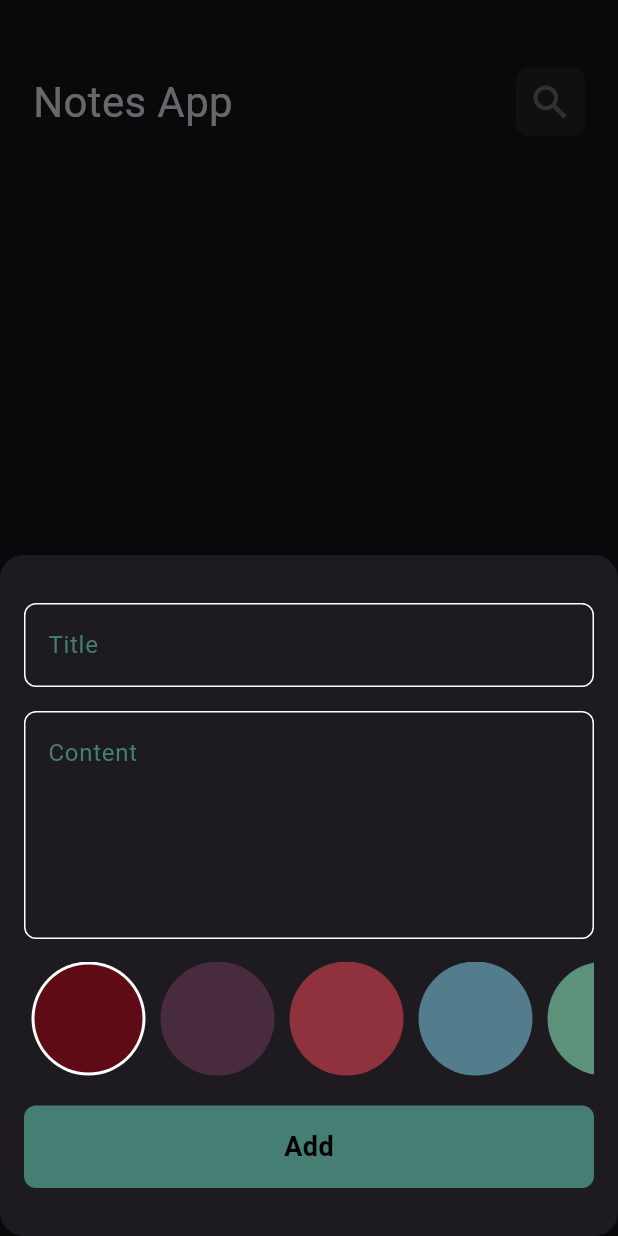
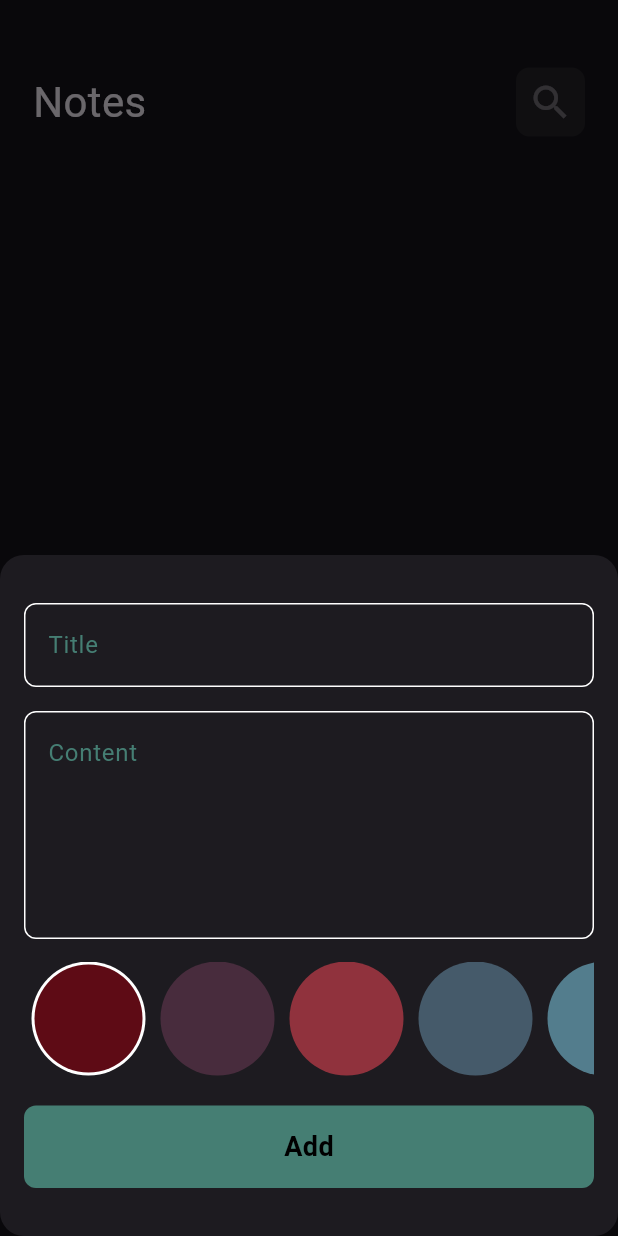
Before and after one commit to esraamahmoud7/NOtes_App, a Flutter app: the screen it shows after launch, after a tap on the "add" icon, on a phone screen of 412 x 824 dp. Run offline on Flutter 3.47's test engine with Material 3 defaults, Android fonts, the phone set to English and light mode, and no system bars; our stand-ins replace bloc, flutter_bloc, hive, hive_flutter; accounts and stored records are empty; Roboto replaces fonts that are missing (assets/Poppins-Regular.ttf).

Commit message:
Add Note Bottom done

```diff
--- a/lib/Models/note_model.dart
+++ b/lib/Models/note_model.dart
@@ -12,7 +12,7 @@ class NoteModel extends HiveObject
   @HiveField(2)
   final String date;
   @HiveField(3)
-  final int color;
+   int color;
 
   NoteModel( {
     required this.title,
--- a/lib/cubits/add_note_cubit/Add_Notes_Cubit.dart
+++ b/lib/cubits/add_note_cubit/Add_Notes_Cubit.dart
@@ -1,3 +1,5 @@
+import 'dart:ui';
+
 import 'package:bloc/bloc.dart';
 import 'package:hive/hive.dart';
 import 'package:notesapp/Models/note_model.dart';
@@ -10,9 +12,10 @@ import 'add_notes_states.dart';
 class AddNoteCubit extends Cubit<AddNoteStates>
 {
   AddNoteCubit() : super(AddNotesInitial());
-
+  Color? color=Color(0xff455A6A);
   AddNote(NoteModel Note)async
   {
+    Note.color=color!.value;
     emit(AddNotesLoading());
     try{
       var NotesBox=Hive.box<NoteModel>(KNotesBox);
--- a/lib/cubits/notes_cubit/notesCubit.dart
+++ b/lib/cubits/notes_cubit/notesCubit.dart
@@ -1,7 +1,7 @@
 
+import 'dart:ui';
 import 'package:flutter_bloc/flutter_bloc.dart';
 import 'package:hive/hive.dart';
-
 import '../../Constants.dart';
 import '../../Models/note_model.dart';
 import 'notes_States.dart';
--- a/lib/widgets/ColorsWidget.dart
+++ b/lib/widgets/ColorsWidget.dart
@@ -1,5 +1,7 @@
 import 'package:flutter/material.dart';
-
+import 'package:flutter_bloc/flutter_bloc.dart';
+import '../cubits/add_note_cubit/Add_Notes_Cubit.dart';
+import '../cubits/add_note_cubit/add_notes_states.dart';
 
 class ColorItem extends StatelessWidget {
   const ColorItem({super.key, required this.isActive, required this.color});
@@ -36,6 +38,7 @@ class _ColorListViewState extends State<ColorListView> {
     Color(0xff5E0B15),
     Color(0xff482C3D),
     Color(0xff90323D),
+    Color(0xff455A6A),
     Color(0xff537D8D),
     Color(0xff5B9279),
     Color(0xff8C7A6B),
@@ -59,6 +62,7 @@ class _ColorListViewState extends State<ColorListView> {
                 onTap: ()
                   {
                     currentIndex = index;
+                    BlocProvider.of<AddNoteCubit>(context).color=Colors[index];
                     setState(() {});
                   },
                   child: ColorItem(color: Colors[index] ,isActive: currentIndex == index,
--- a/lib/widgets/NotesVIewBody.dart
+++ b/lib/widgets/NotesVIewBody.dart
@@ -31,7 +31,7 @@ class _NotesViewBodyState extends State<NotesViewBody> {
       child: const Column(
         children: [
           SizedBox(height: 45,),
-          Custom_App_Bar(appBar: "Notes App",icon: Icons.search),
+          Custom_App_Bar(appBar: "Notes ",icon: Icons.search),
           Expanded(child: NotesListView()),
         ],
       ),
```
